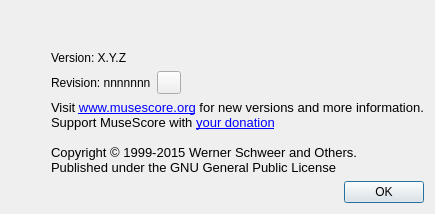
First picture: the form in mscore/aboutbox.ui, repository codeboost/MuseScore, before the edit.
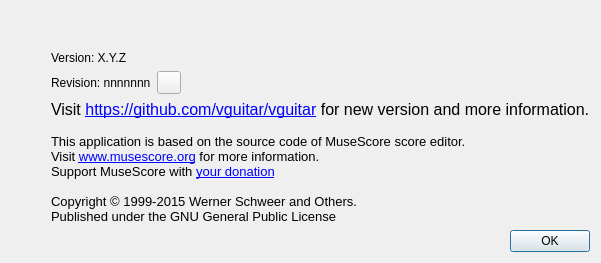
Second picture: the form after the edit. Icons and pictures are not drawn.

Commit message: Update about box and logos

Patch:
```diff
--- a/mscore/aboutbox.ui
+++ b/mscore/aboutbox.ui
@@ -161,11 +161,14 @@
             <string>&lt;!DOCTYPE HTML PUBLIC &quot;-//W3C//DTD HTML 4.0//EN&quot; &quot;http://www.w3.org/TR/REC-html40/strict.dtd&quot;&gt;
 &lt;html&gt;&lt;head&gt;&lt;meta name=&quot;qrichtext&quot; content=&quot;1&quot; /&gt;&lt;style type=&quot;text/css&quot;&gt;
 p, li { white-space: pre-wrap; }
-&lt;/style&gt;&lt;/head&gt;&lt;body style=&quot; font-family:'MS Shell Dlg 2'; font-size:8pt; font-weight:400; font-style:normal;&quot;&gt;
-&lt;p style=&quot; margin-top:0px; margin-bottom:0px; margin-left:0px; margin-right:0px; -qt-block-indent:0; text-indent:0px;&quot;&gt;&lt;span style=&quot; font-family:'Arial'; font-size:10pt;&quot;&gt;Visit&lt;/span&gt;&lt;span style=&quot; font-family:'Arial'; font-size:10pt; color:#0000ff;&quot;&gt; &lt;/span&gt;&lt;a href=&quot;http://www.musescore.org/&quot;&gt;&lt;span style=&quot; font-size:10pt; text-decoration: underline; color:#0000ff;&quot;&gt;www.musescore.org&lt;/span&gt;&lt;/a&gt;&lt;span style=&quot; font-family:'Arial'; font-size:10pt;&quot;&gt; for new versions and more information.&lt;/span&gt;&lt;/p&gt;
-&lt;p style=&quot; margin-top:0px; margin-bottom:0px; margin-left:0px; margin-right:0px; -qt-block-indent:0; text-indent:0px;&quot;&gt;&lt;span style=&quot; font-family:'Arial'; font-size:10pt;&quot;&gt;Support MuseScore with &lt;/span&gt;&lt;a href=&quot;http://www.musescore.org/en/donate&quot;&gt;&lt;span style=&quot; font-size:10pt; text-decoration: underline; color:#0000ff;&quot;&gt;your donation&lt;/span&gt;&lt;/a&gt;&lt;/p&gt;
+&lt;/style&gt;&lt;/head&gt;&lt;body style=&quot; font-family:'.SF NS Text'; font-size:13pt; font-weight:400; font-style:normal;&quot;&gt;
+&lt;p style=&quot; margin-top:0px; margin-bottom:0px; margin-left:0px; margin-right:0px; -qt-block-indent:0; text-indent:0px;&quot;&gt;&lt;span style=&quot; font-family:'Arial'; font-size:12pt;&quot;&gt;Visit &lt;/span&gt;&lt;a href=&quot;https://github.com/vguitar/vguitar&quot;&gt;&lt;span style=&quot; font-size:12pt; text-decoration: underline; color:#0000ff;&quot;&gt;https://github.com/vguitar/vguitar&lt;/span&gt;&lt;/a&gt;&lt;span style=&quot; font-family:'Arial'; font-size:12pt;&quot;&gt; for new version and more information.&lt;/span&gt;&lt;/p&gt;
 &lt;p style=&quot;-qt-paragraph-type:empty; margin-top:0px; margin-bottom:0px; margin-left:0px; margin-right:0px; -qt-block-indent:0; text-indent:0px; font-family:'Arial'; font-size:10pt;&quot;&gt;&lt;br /&gt;&lt;/p&gt;
-&lt;p style=&quot; margin-top:0px; margin-bottom:0px; margin-left:0px; margin-right:0px; -qt-block-indent:0; text-indent:0px;&quot;&gt;&lt;span style=&quot; font-family:'Arial'; font-size:10pt;&quot;&gt;Copyright &lt;/span&gt;&lt;span style=&quot; font-size:10pt;&quot;&gt;©&lt;/span&gt;&lt;span style=&quot; font-family:'Arial'; font-size:10pt;&quot;&gt; 1999-2015 Werner Schweer and Others. &lt;/span&gt;&lt;/p&gt;
+&lt;p style=&quot; margin-top:0px; margin-bottom:0px; margin-left:0px; margin-right:0px; -qt-block-indent:0; text-indent:0px;&quot;&gt;&lt;span style=&quot; font-family:'Arial'; font-size:10pt;&quot;&gt;This application is based on the source code of MuseScore score editor. &lt;/span&gt;&lt;/p&gt;
+&lt;p style=&quot; margin-top:0px; margin-bottom:0px; margin-left:0px; margin-right:0px; -qt-block-indent:0; text-indent:0px;&quot;&gt;&lt;span style=&quot; font-family:'Arial'; font-size:10pt;&quot;&gt;Visit&lt;/span&gt;&lt;span style=&quot; font-family:'Arial'; font-size:10pt; color:#0000ff;&quot;&gt; &lt;/span&gt;&lt;a href=&quot;http://www.musescore.org/&quot;&gt;&lt;span style=&quot; font-family:'MS Shell Dlg 2'; font-size:10pt; text-decoration: underline; color:#0000ff;&quot;&gt;www.musescore.org&lt;/span&gt;&lt;/a&gt;&lt;span style=&quot; font-family:'Arial'; font-size:10pt;&quot;&gt; for more information.&lt;/span&gt;&lt;/p&gt;
+&lt;p style=&quot; margin-top:0px; margin-bottom:0px; margin-left:0px; margin-right:0px; -qt-block-indent:0; text-indent:0px;&quot;&gt;&lt;span style=&quot; font-family:'Arial'; font-size:10pt;&quot;&gt;Support MuseScore with &lt;/span&gt;&lt;a href=&quot;http://www.musescore.org/en/donate&quot;&gt;&lt;span style=&quot; font-family:'MS Shell Dlg 2'; font-size:10pt; text-decoration: underline; color:#0000ff;&quot;&gt;your donation&lt;/span&gt;&lt;/a&gt;&lt;/p&gt;
+&lt;p style=&quot;-qt-paragraph-type:empty; margin-top:0px; margin-bottom:0px; margin-left:0px; margin-right:0px; -qt-block-indent:0; text-indent:0px; font-family:'Arial'; font-size:10pt;&quot;&gt;&lt;br /&gt;&lt;/p&gt;
+&lt;p style=&quot; margin-top:0px; margin-bottom:0px; margin-left:0px; margin-right:0px; -qt-block-indent:0; text-indent:0px;&quot;&gt;&lt;span style=&quot; font-family:'Arial'; font-size:10pt;&quot;&gt;Copyright &lt;/span&gt;&lt;span style=&quot; font-family:'MS Shell Dlg 2'; font-size:10pt;&quot;&gt;©&lt;/span&gt;&lt;span style=&quot; font-family:'Arial'; font-size:10pt;&quot;&gt; 1999-2015 Werner Schweer and Others. &lt;/span&gt;&lt;/p&gt;
 &lt;p style=&quot; margin-top:0px; margin-bottom:0px; margin-left:0px; margin-right:0px; -qt-block-indent:0; text-indent:0px;&quot;&gt;&lt;span style=&quot; font-family:'Arial'; font-size:10pt;&quot;&gt;Published under the GNU General Public License&lt;/span&gt;&lt;/p&gt;&lt;/body&gt;&lt;/html&gt;</string>
            </property>
            <property name="textFormat">
```
Left out of the diff: 6 changed lines with no effect on the pictures. The commit also changes 2 other files.
